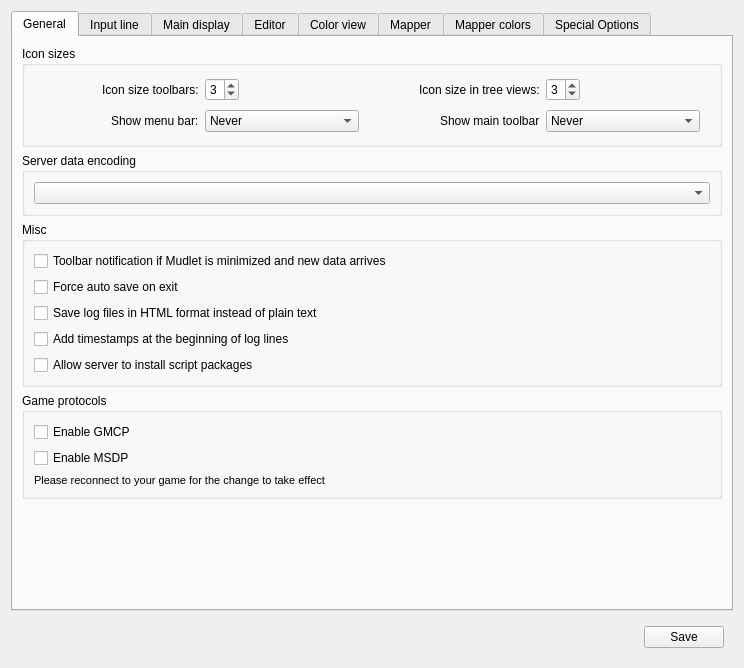
This is src/ui/profile_preferences.ui in Mudlet/Mudlet as Qt 5 draws it before an edit. The edited form follows.
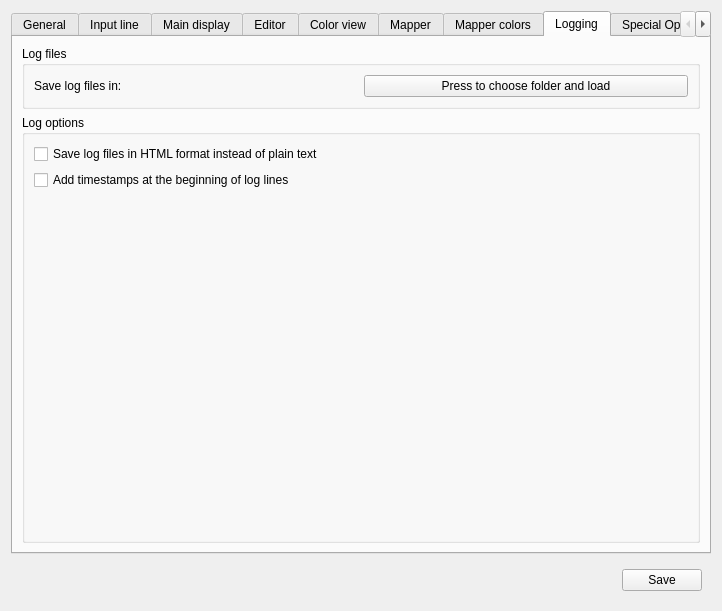
This is the edited form. Icons and pictures are not drawn. Custom widgets are drawn as their Qt base class.

Commit message:
Add 'Logging' tab to Preferences
 - Move QCheckBox 'mIsToLogInHtml' and 'mIsLoggingTimestamps' to separate tab, 'Logging'.
 - Add QPushButton 'pushButton_whereToLog'.

Diff of the .ui file:
```diff
--- a/src/ui/profile_preferences.ui
+++ b/src/ui/profile_preferences.ui
@@ -6,8 +6,8 @@
    <rect>
     <x>0</x>
     <y>0</y>
-    <width>744</width>
-    <height>668</height>
+    <width>718</width>
+    <height>611</height>
    </rect>
   </property>
   <property name="sizePolicy">
@@ -42,7 +42,7 @@
       <enum>QTabWidget::Rounded</enum>
      </property>
      <property name="currentIndex">
-      <number>0</number>
+      <number>7</number>
      </property>
      <widget class="QWidget" name="tab_general">
       <property name="sizePolicy">
@@ -213,23 +213,6 @@
             </property>
            </widget>
           </item>
-          <item>
-           <widget class="QCheckBox" name="mIsToLogInHtml">
-            <property name="toolTip">
-             <string>&lt;html&gt;&lt;head/&gt;&lt;body&gt;&lt;p&gt;When checked will cause the date-stamp named log file to be HTML (file extention '.html') which can convey color, font and other formatting information rather than a plain text (file extension '.txt') format.  If changed whilst logging is already in progress it is necessary to stop and restart logging for this setting to take effect in a new log file.&lt;/p&gt;&lt;/body&gt;&lt;/html&gt;</string>
-            </property>
-            <property name="text">
-             <string>Save log files in HTML format instead of plain text</string>
-            </property>
-           </widget>
-          </item>
-          <item>
-           <widget class="QCheckBox" name="mIsLoggingTimestamps">
-            <property name="text">
-             <string>Add timestamps at the beginning of log lines</string>
-            </property>
-           </widget>
-          </item>
           <item>
            <widget class="QCheckBox" name="acceptServerGUI">
             <property name="text">
@@ -2091,6 +2074,81 @@
        </item>
       </layout>
      </widget>
+     <widget class="QWidget" name="tab_logging">
+      <attribute name="title">
+       <string>Logging</string>
+      </attribute>
+      <layout class="QGridLayout" name="gridLayout_30">
+       <item row="0" column="0">
+        <widget class="QGroupBox" name="groupBox_logFiles">
+         <property name="title">
+          <string>Log files</string>
+         </property>
+         <layout class="QGridLayout" name="gridLayout_31">
+          <item row="0" column="0">
+           <widget class="QLabel" name="label_whereToLog">
+            <property name="text">
+             <string>Save log files in:</string>
+            </property>
+            <property name="buddy">
+             <cstring>pushButton_whereToLog</cstring>
+            </property>
+           </widget>
+          </item>
+          <item row="0" column="1">
+           <widget class="QPushButton" name="pushButton_whereToLog">
+            <property name="toolTip">
+             <string>&lt;html&gt;&lt;head/&gt;&lt;body&gt;&lt;p&gt;When set, logs will be saved in this directory.&lt;/p&gt;&lt;/body&gt;&lt;/html&gt;</string>
+            </property>
+            <property name="text">
+             <string>Press to choose folder and load</string>
+            </property>
+           </widget>
+          </item>
+         </layout>
+        </widget>
+       </item>
+       <item row="1" column="0">
+        <widget class="QGroupBox" name="groupBox_logOptions">
+         <property name="title">
+          <string>Log options</string>
+         </property>
+         <layout class="QVBoxLayout" name="verticalLayout_5">
+          <item>
+           <widget class="QCheckBox" name="mIsToLogInHtml">
+            <property name="toolTip">
+             <string>&lt;html&gt;&lt;head/&gt;&lt;body&gt;&lt;p&gt;When checked will cause the date-stamp named log file to be HTML (file extention '.html') which can convey color, font and other formatting information rather than a plain text (file extension '.txt') format.  If changed whilst logging is already in progress it is necessary to stop and restart logging for this setting to take effect in a new log file.&lt;/p&gt;&lt;/body&gt;&lt;/html&gt;</string>
+            </property>
+            <property name="text">
+             <string>Save log files in HTML format instead of plain text</string>
+            </property>
+           </widget>
+          </item>
+          <item>
+           <widget class="QCheckBox" name="mIsLoggingTimestamps">
+            <property name="text">
+             <string>Add timestamps at the beginning of log lines</string>
+            </property>
+           </widget>
+          </item>
+          <item>
+           <spacer name="verticalSpacer">
+            <property name="orientation">
+             <enum>Qt::Vertical</enum>
+            </property>
+            <property name="sizeHint" stdset="0">
+             <size>
+              <width>20</width>
+              <height>40</height>
+             </size>
+            </property>
+           </spacer>
+          </item>
+         </layout>
+        </widget>
+       </item>
+      </layout>
+     </widget>
      <widget class="QWidget" name="tab_specialOptions">
       <attribute name="title">
        <string>Special Options</string>
```
Left out of the diff: 13 changed lines with no effect on the pictures. The commit also changes 2 other files.
